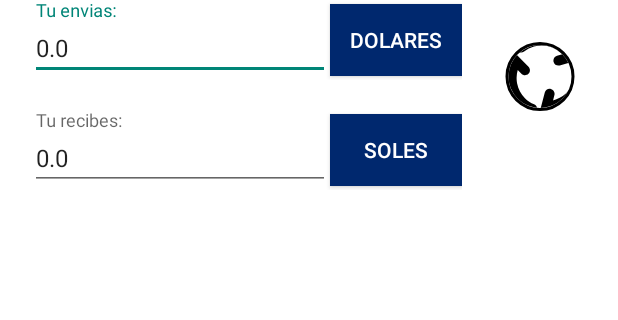
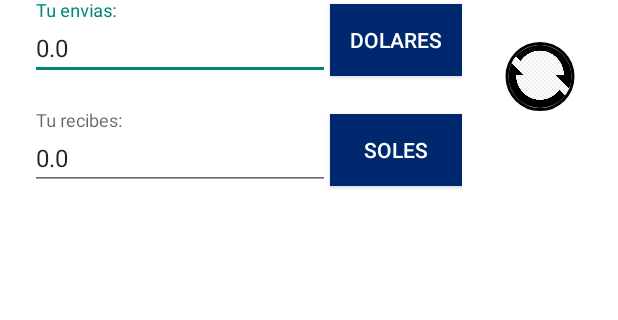
Before and after one commit to lordserious/test_unit, an Android app: the screen it shows after launch (MainActivity), on a phone screen of 412 x 824 dp, the part 300-620 px from its top. Run offline under Robolectric (Android 15) with nearby library versions, the phone set to English and light mode, and no system bars; our stand-ins replace CircleImageView; libraries missing offline, so code that uses them is left out: io.paperdb; 11 statements that could not run were skipped.

Commit message:
MainActivity - Item - StyleS

```diff
--- a/app/src/main/java/com/gerardo/desafiobcp/view/ui/activity/MainActivity.kt
+++ b/app/src/main/java/com/gerardo/desafiobcp/view/ui/activity/MainActivity.kt
@@ -3,14 +3,12 @@ package com.gerardo.desafiobcp.view.ui.activity
 import android.annotation.SuppressLint
 import android.app.Activity
 import android.content.Intent
-import android.util.Log
 import android.widget.Toast
 import com.gerardo.desafiobcp.R
 import com.gerardo.desafiobcp.view.ui.base.BaseActivity
 import com.gerardo.desafiobcp.view.ui.entity.MoneyEntity
 import com.gerardo.desafiobcp.view.ui.utils.ChangeMoney
 import com.gerardo.desafiobcp.view.ui.utils.Money
-import com.gerardo.desafiobcp.view.ui.utils.startActivity
 import kotlinx.android.synthetic.main.activity_main.*
 
 class MainActivity : BaseActivity() {
@@ -238,7 +236,6 @@ class MainActivity : BaseActivity() {
         }, REQUEST_MONEY)
     }
 
-
     override fun onActivityResult(requestCode: Int, resultCode: Int, data: Intent?) {
         if (Activity.RESULT_OK == resultCode && REQUEST_MONEY == requestCode) {
             val typeButton = data?.getSerializableExtra("extra0") as Int
--- a/app/src/main/res/layout/item_country.xml
+++ b/app/src/main/res/layout/item_country.xml
@@ -37,11 +37,14 @@
 
                 <androidx.appcompat.widget.AppCompatTextView
                     android:id="@+id/text_currency"
+                    android:textColor="@color/black"
                     android:layout_width="match_parent"
                     android:layout_height="wrap_content" />
 
                 <androidx.appcompat.widget.AppCompatTextView
                     android:id="@+id/type_changed"
+                    android:textColor="@color/black"
+                    android:textStyle="bold"
                     android:layout_width="match_parent"
                     android:layout_height="wrap_content" />
 
--- a/app/src/main/res/values/styles_bcp.xml
+++ b/app/src/main/res/values/styles_bcp.xml
@@ -88,7 +88,7 @@
         <item name="android:layout_marginEnd">@dimen/img_change_marginEnd</item>
         <item name="android:layout_marginRight">@dimen/img_change_marginRight</item>
         <item name="android:layout_toEndOf">@+id/lnlInput</item>
-        <item name="android:src">@drawable/ic_flecha</item>
+        <item name="android:src">@drawable/arrows</item>
     </style>
 
     <style name="BcpTextInformation">
@@ -97,6 +97,7 @@
         <item name="android:layout_marginTop">@dimen/text_information_marginTop</item>
         <item name="android:textAlignment">center</item>
         <item name="android:textColor">@color/black</item>
+        <item name="android:textStyle">bold</item>
     </style>
 
     <style name="BcpButtonOperation">
```
Also changed, not shown: app/src/main/res/drawable/arrows.png (added).
